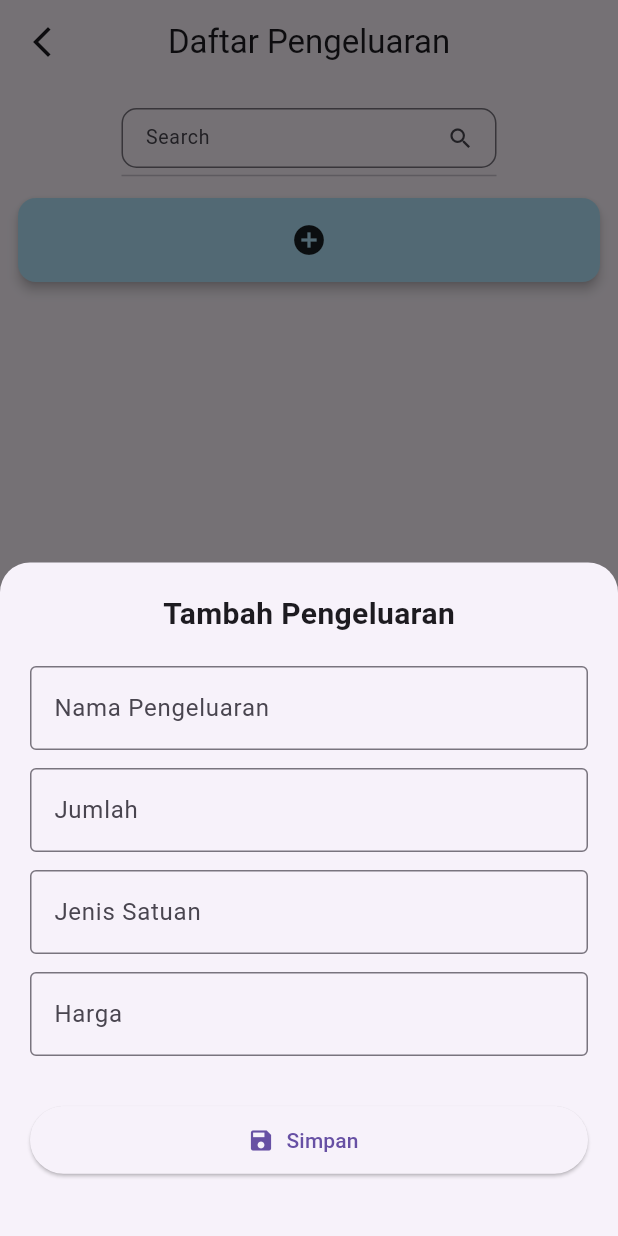
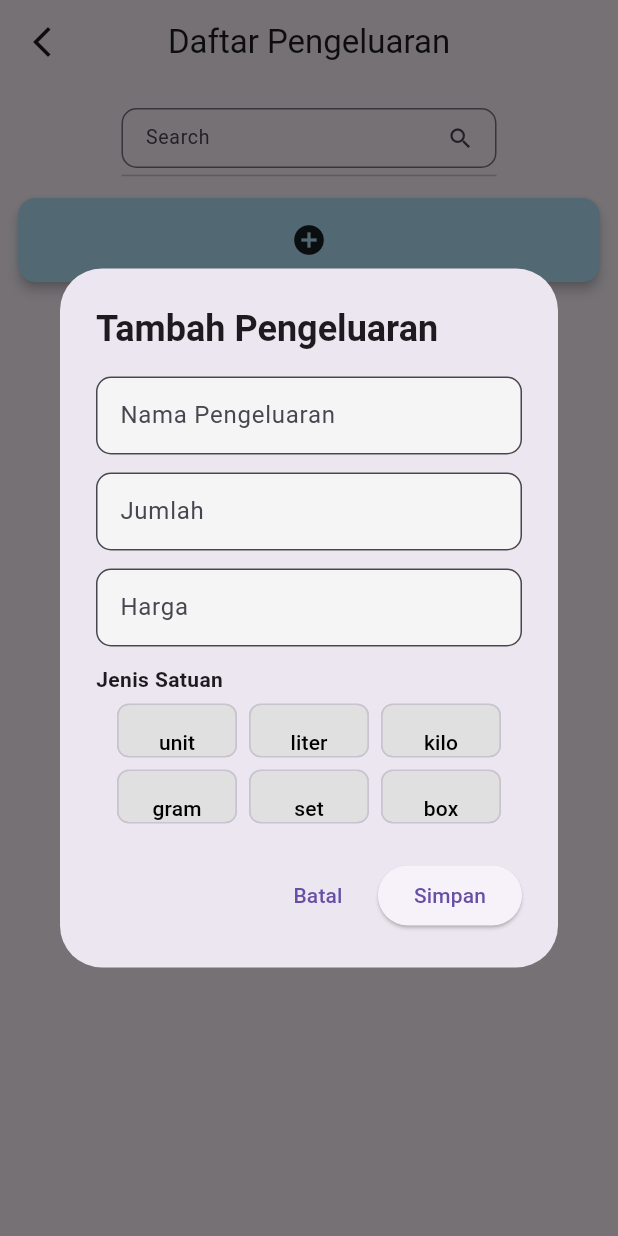
Before and after one commit to Raflirr70/KP_v2, a Flutter app: the DaftarPengeluaran screen opened directly, after a tap on the "add circle" icon, on a phone screen of 412 x 824 dp. Run offline on Flutter 3.47's test engine with Material 3 defaults, Android fonts, the phone set to English and light mode, and no system bars; our stand-ins replace cloud_firestore, firebase_auth, firebase_core, fl_chart; accounts and stored records are empty.

```diff
--- a/lib/screen/owner/daftar_karyawan.dart
+++ b/lib/screen/owner/daftar_karyawan.dart
@@ -2,7 +2,7 @@ import 'package:flutter/material.dart';
 import 'package:kerprak/model/search.dart';
 import 'package:kerprak/model/user.dart';
 import 'package:kerprak/widget/list/list_karyawan.dart';
-import 'package:kerprak/widget/popup/alert_penghapusan_karyawan.dart';
+import 'package:kerprak/widget/popup/alert_penghapusan.dart';
 import 'package:kerprak/widget/search/search_simple.dart';
 import 'package:provider/provider.dart';
 
--- a/lib/widget/modal/modal_karyawan.dart
+++ b/lib/widget/modal/modal_karyawan.dart
@@ -1,7 +1,7 @@
 // 1️⃣ Buat halaman baru untuk bottom sheet
 import 'package:flutter/material.dart';
 import 'package:kerprak/model/user.dart';
-import 'package:kerprak/widget/popup/alert_penghapusan_karyawan.dart';
+import 'package:kerprak/widget/popup/alert_penghapusan.dart';
 import 'package:provider/provider.dart';
 
 class KaryawanDetailPage extends StatelessWidget {
@@ -72,7 +72,7 @@ class KaryawanDetailPage extends StatelessWidget {
                   color: Colors.deepOrange,
                   onTap: () {
                     Navigator.pop(context);
-                    alerPenghapusanKaryawan(context, onDelete: () {});
+                    alertPenghapusan(context, onDelete: () {});
                   },
                 ),
               ),
@@ -83,7 +83,7 @@ class KaryawanDetailPage extends StatelessWidget {
                   label: "Hapus",
                   color: Colors.redAccent,
                   onTap: () {
-                    alerPenghapusanKaryawan(
+                    alertPenghapusan(
                       context,
                       onDelete: () async {
                         // 1️⃣ Hapus data
--- a/lib/widget/popup/alert_penghapusan_karyawan.dart
+++ b/lib/widget/popup/alert_penghapusan.dart
@@ -1,6 +1,6 @@
 import 'package:flutter/material.dart';
 
-Future<void> alerPenghapusanKaryawan(
+Future<void> alertPenghapusan(
   BuildContext context, {
   required Function onDelete,
 }) async {
--- a/lib/widget/popup/show_tambah_pengeluaran.dart
+++ b/lib/widget/popup/show_tambah_pengeluaran.dart
@@ -1,110 +1,177 @@
 import 'package:flutter/material.dart';
+import 'package:flutter/services.dart';
 import 'package:provider/provider.dart';
 import 'package:kerprak/model/pengeluaran.dart';
 
-/// Fungsi untuk menampilkan BottomSheet menambahkan pengeluaran
-void showTambahPengeluaranDialog(BuildContext context) {
+void showTambahPengeluaranPopup(BuildContext context) {
   final namaC = TextEditingController();
   final jumlahC = TextEditingController();
-  final satuanC = TextEditingController();
   final hargaC = TextEditingController();
+  String? selectedSatuan;
+  final satuanList = ["unit", "liter", "kilo", "gram", "set", "box"];
 
-  showModalBottomSheet(
+  bool isEdited() {
+    return namaC.text.isNotEmpty ||
+        jumlahC.text.isNotEmpty ||
+        hargaC.text.isNotEmpty ||
+        selectedSatuan != null;
+  }
+
+  showDialog(
     context: context,
-    isScrollControlled: true,
-    shape: RoundedRectangleBorder(
-      borderRadius: BorderRadius.vertical(top: Radius.circular(20)),
+    barrierDismissible: false, // supaya tidak langsung dismiss
+    builder: (context) {
+      return StatefulBuilder(
+        builder: (context, setState) {
+          return AlertDialog(
+            title: Text(
+              "Tambah Pengeluaran",
+              style: TextStyle(fontWeight: FontWeight.bold),
             ),
-    builder: (context) {
-      return Padding(
-        padding: EdgeInsets.fromLTRB(
-          20,
-          20,
-          20,
-          MediaQuery.of(context).viewInsets.bottom + 20,
-        ),
+            content: SingleChildScrollView(
               child: Column(
                 mainAxisSize: MainAxisSize.min,
                 children: [
-            Text(
-              "Tambah Pengeluaran",
-              style: TextStyle(fontSize: 20, fontWeight: FontWeight.bold),
+                  buildField("Nama Pengeluaran", namaC),
+                  SizedBox(height: 12),
+                  buildField(
+                    "Jumlah",
+                    jumlahC,
+                    keyboardType: TextInputType.number,
+                    isNumber: true,
                   ),
-            SizedBox(height: 20),
-
-            buildField("Nama Pengeluaran", namaC),
-            buildField("Jumlah", jumlahC, keyboardType: TextInputType.number),
-            buildField("Jenis Satuan", satuanC),
-            buildField("Harga", hargaC, keyboardType: TextInputType.number),
-
-            SizedBox(height: 20),
-
-            ElevatedButton.icon(
+                  SizedBox(height: 12),
+                  buildField(
+                    "Harga",
+                    hargaC,
+                    keyboardType: TextInputType.number,
+                    isNumber: true,
+                  ),
+                  SizedBox(height: 12),
+                  Align(
+                    alignment: Alignment.centerLeft,
+                    child: Text(
+                      "Jenis Satuan",
+                      style: TextStyle(fontWeight: FontWeight.bold),
+                    ),
+                  ),
+                  SizedBox(height: 6),
+                  Wrap(
+                    spacing: 8,
+                    runSpacing: 8,
+                    children: satuanList.map((s) {
+                      final selected = selectedSatuan == s;
+                      return SizedBox(
+                        width: 80,
+                        height: 36,
+                        child: ChoiceChip(
+                          label: Center(
+                            child: Text(
+                              s,
+                              style: TextStyle(
+                                color: selected ? Colors.white : Colors.black,
+                                fontWeight: FontWeight.w500,
+                              ),
+                            ),
+                          ),
+                          selected: selected,
+                          selectedColor: Colors.blue,
+                          backgroundColor: Colors.grey[300],
+                          showCheckmark: false, // <-- ini hilangkan centang
+                          onSelected: (_) {
+                            setState(() => selectedSatuan = s);
+                          },
+                        ),
+                      );
+                    }).toList(),
+                  ),
+                ],
+              ),
+            ),
+            actions: [
+              TextButton(
+                onPressed: () async {
+                  if (isEdited()) {
+                    final confirm = await showDialog<bool>(
+                      context: context,
+                      builder: (ctx) => AlertDialog(
+                        title: Text("Konfirmasi"),
+                        content: Text("Hapus perubahan?"),
+                        actions: [
+                          TextButton(
+                            onPressed: () => Navigator.pop(ctx, false),
+                            child: Text("Tidak"),
+                          ),
+                          TextButton(
+                            onPressed: () => Navigator.pop(ctx, true),
+                            child: Text("Ya"),
+                          ),
+                        ],
+                      ),
+                    );
+                    if (confirm != true) return; // batal hapus
+                  }
+                  Navigator.pop(context); // tutup dialog
+                },
+                child: Text("Batal"),
+              ),
+              ElevatedButton(
                 onPressed: () {
                   final nama = namaC.text.trim();
                   final jumlah = int.tryParse(jumlahC.text.trim()) ?? 0;
-                final satuan = satuanC.text.trim();
                   final harga = int.tryParse(hargaC.text.trim()) ?? 0;
 
                   if (nama.isEmpty ||
                       jumlah <= 0 ||
-                    satuan.isEmpty ||
-                    harga <= 0) {
+                      harga <= 0 ||
+                      selectedSatuan == null) {
                     ScaffoldMessenger.of(context).showSnackBar(
                       SnackBar(content: Text("Isi semua field dengan benar")),
                     );
                     return;
                   }
 
-                // Buat objek Pengeluaran baru
                   final newPengeluaran = Pengeluaran(
-                  DateTime.now().millisecondsSinceEpoch
-                      .toString(), // id sementara
-                  "", // idCabang bisa diisi sesuai kebutuhan
+                    DateTime.now().millisecondsSinceEpoch.toString(),
+                    "N7EjTNIMq5AgAEqN0ii5",
                     nama,
                     jumlah,
-                  satuan,
+                    selectedSatuan!,
                     harga,
                   );
 
-                // Simpan ke Provider
                   Provider.of<Pengeluarans>(
                     context,
                     listen: false,
-                ).tambah(newPengeluaran);
-
+                  ).tambahData(newPengeluaran);
                   Navigator.pop(context);
                 },
-              icon: Icon(Icons.save),
-              label: Text("Simpan"),
-              style: ElevatedButton.styleFrom(
-                minimumSize: Size(double.infinity, 45),
+                child: Text("Simpan"),
               ),
-            ),
-
-            SizedBox(height: 20),
             ],
-        ),
+          );
+        },
       );
     },
   );
 }
 
-/// Widget TextField umum
 Widget buildField(
   String label,
   TextEditingController c, {
   TextInputType keyboardType = TextInputType.text,
+  bool isNumber = false,
 }) {
-  return Padding(
-    padding: const EdgeInsets.only(bottom: 12),
-    child: TextField(
+  return TextField(
     controller: c,
     keyboardType: keyboardType,
+    inputFormatters: isNumber ? [FilteringTextInputFormatter.digitsOnly] : [],
     decoration: InputDecoration(
       labelText: label,
-        border: OutlineInputBorder(),
-      ),
+      border: OutlineInputBorder(borderRadius: BorderRadius.circular(10)),
+      filled: true,
+      fillColor: Colors.grey.shade100,
+      contentPadding: EdgeInsets.symmetric(horizontal: 12, vertical: 14),
     ),
   );
 }
```
Also changed, not shown: lib/model/pengeluaran.dart (+34 -5 lines), lib/widget/list/list_karyawan.dart (+10 -6 lines), lib/widget/list/list_pengeluaran.dart (+153 -51 lines). Lines whose indentation alone changed are shown as unchanged.
